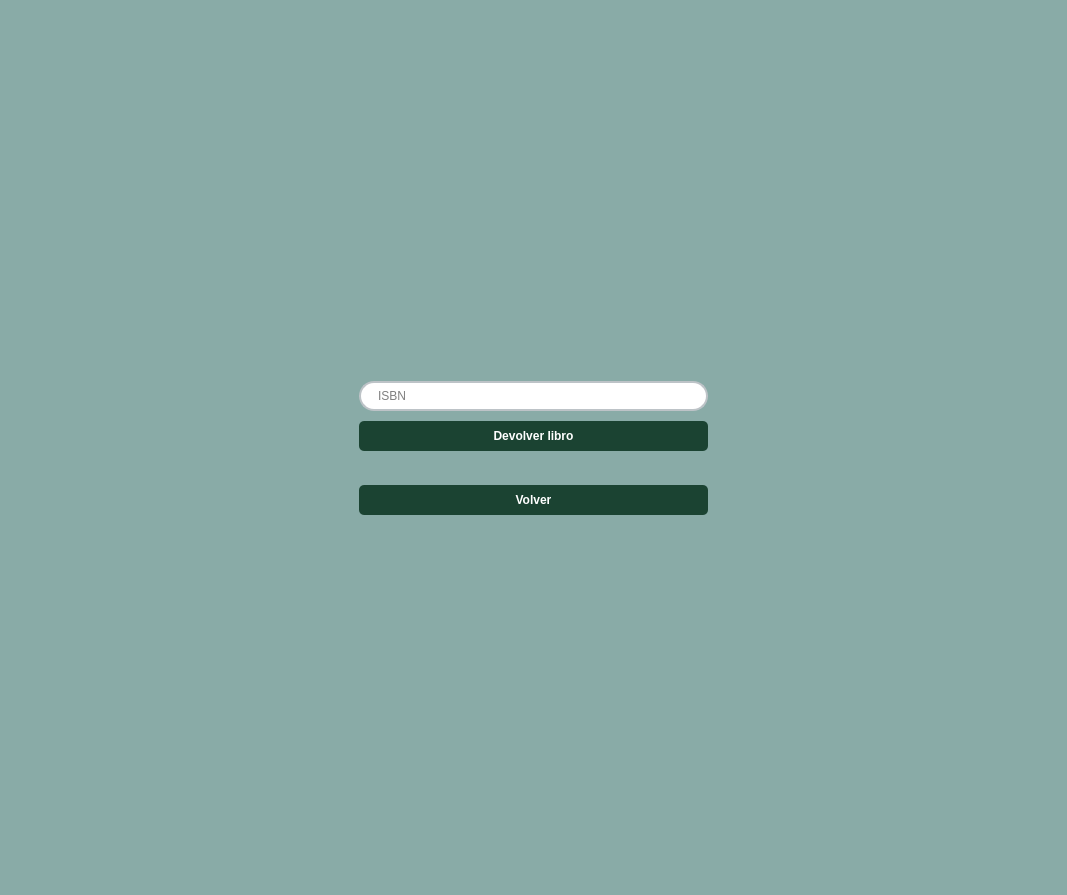
Before: the Qt Designer form src/vista/Ui/VistaDevolverLibro.ui in ivantm1/proyecto-software, drawn with Qt 5.
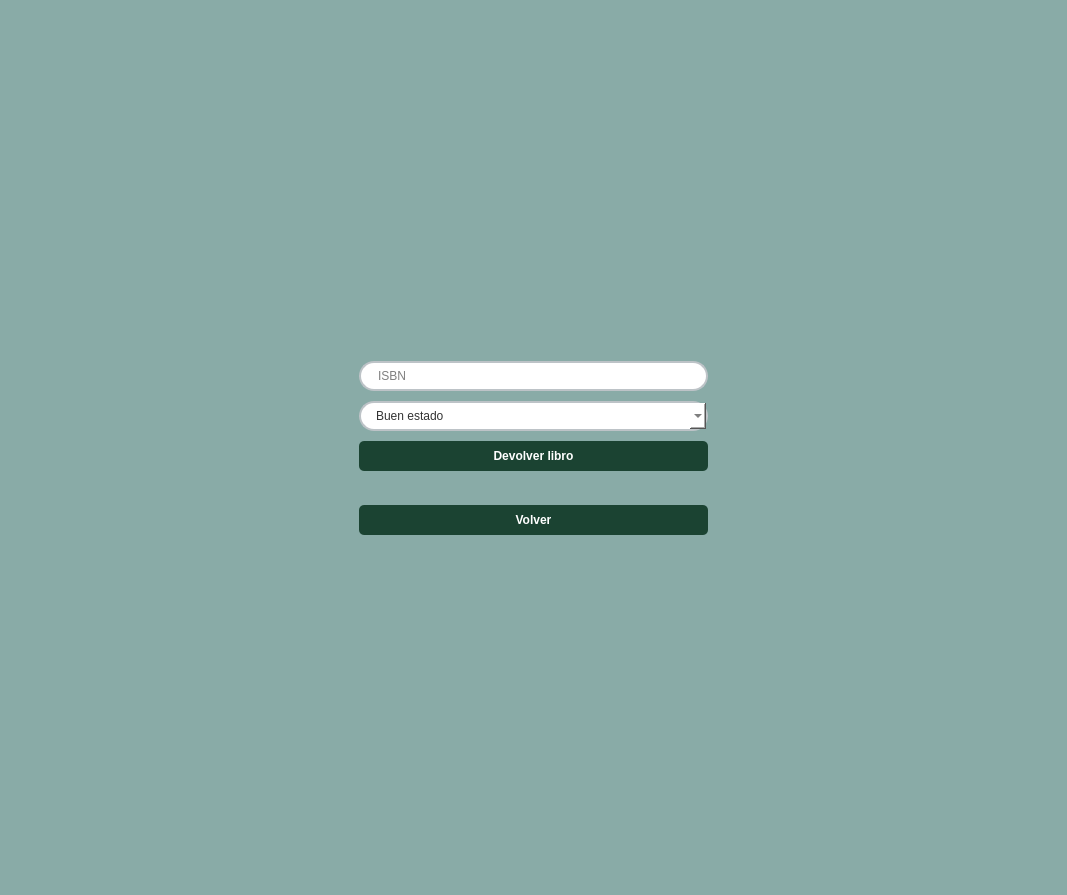
After: the same form once the commit is applied.

Commit message: Añado logica para cuando un libro se devuelve dañado

What changed in the file:
```diff
--- a/src/vista/Ui/VistaDevolverLibro.ui
+++ b/src/vista/Ui/VistaDevolverLibro.ui
@@ -87,6 +87,45 @@
        </item>
       </layout>
      </item>
+     <item>
+      <widget class="QComboBox" name="opcion_buscador">
+       <property name="styleSheet">
+        <string notr="true">QComboBox QAbstractItemView {
+    background-color: white;
+    selection-background-color: #34495e;
+    selection-color: white;
+}
+
+QComboBox {
+    border: 2px solid #bdc3c7;
+    border-radius: 15px; 
+    padding: 5px 15px;
+    background-color: white;
+    color: #333;
+}
+
+QComboBox::placeholder {
+    color: #34495e; 
+}
+</string>
+       </property>
+       <item>
+        <property name="text">
+         <string>Buen estado</string>
+        </property>
+       </item>
+       <item>
+        <property name="text">
+         <string>Dañado</string>
+        </property>
+       </item>
+       <item>
+        <property name="text">
+         <string>Roto</string>
+        </property>
+       </item>
+      </widget>
+     </item>
      <item>
       <widget class="QPushButton" name="boton_devolver">
        <property name="styleSheet">
```
The commit also changes 7 other files.
